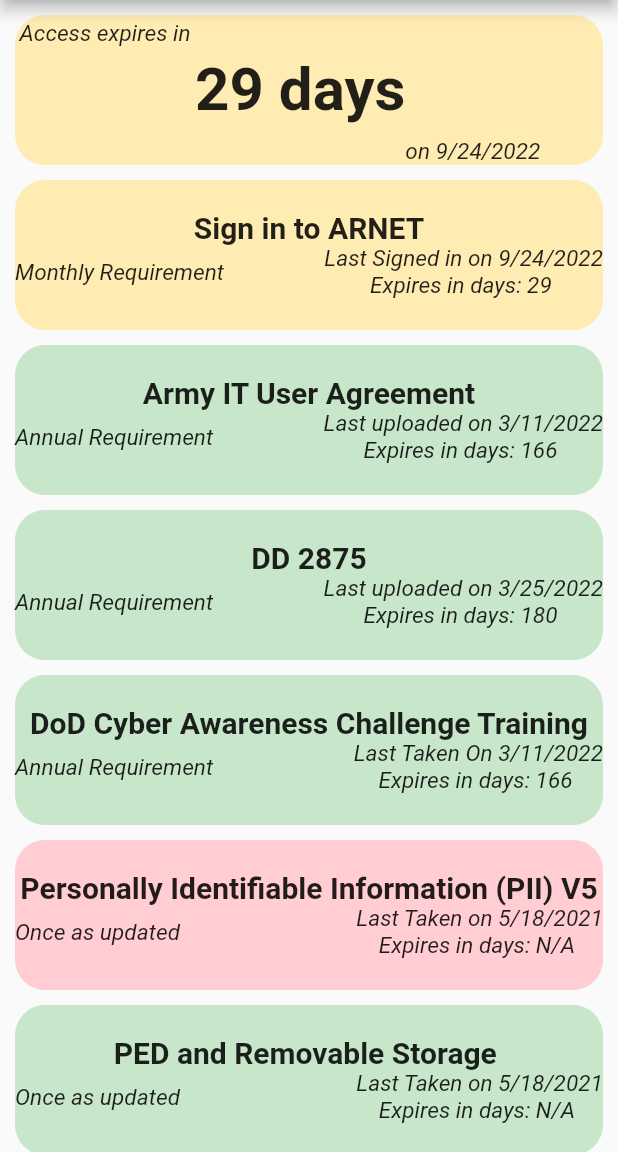
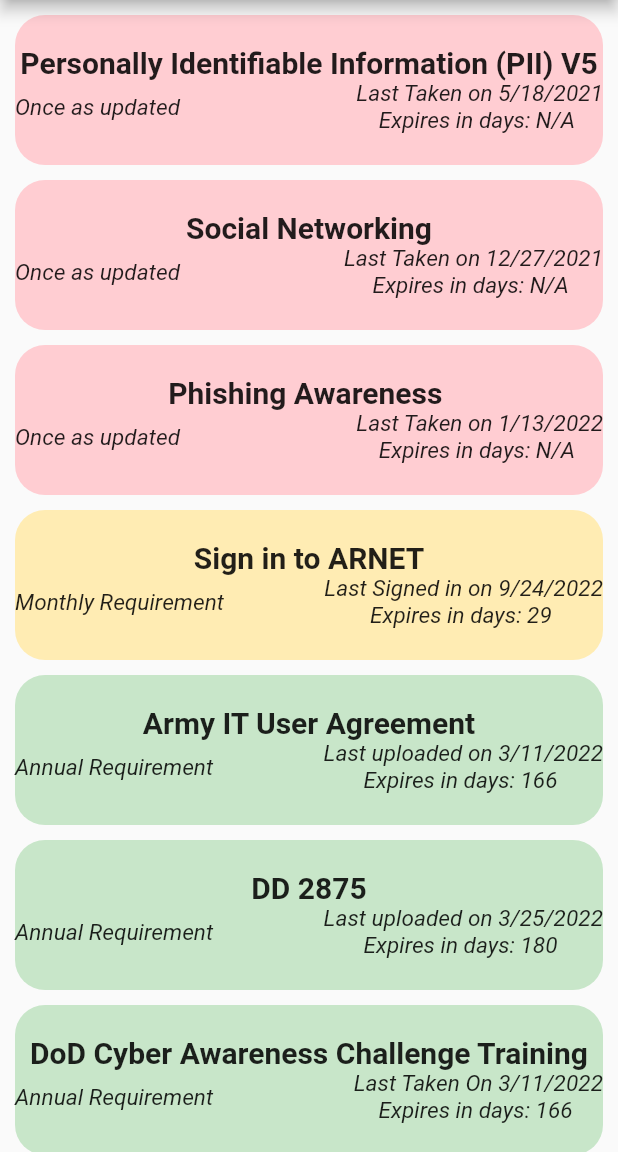
Before and after one commit to zumy-app/ARNET-Helper, a Flutter app: the screen it shows after launch, on a phone screen of 412 x 824 dp, the part 84-1236 px from its top. Run offline on Flutter 3.47's test engine with Material 2 defaults, Android fonts, the phone set to English and light mode, and no system bars.

Commit message:
Sorting the view

```diff
--- a/lib/main.dart
+++ b/lib/main.dart
@@ -211,24 +211,24 @@ Phishing and Social Engineering: Virtual Communication Awareness Training"""
         return (to.difference(today).inHours / 24).round();
       }
     }
-
-    findColor(num dueDays, src, target) {
+//From a scale of 0 to 10
+    calcSeverity(num dueDays, src, target) {
       //Eg: An annual requirement, anything above a month
       if (target['frequency'] > 35) {
-        if (dueDays < 0) return Colors.red[100];
-        if (dueDays < 31) return Colors.amber[100];
-        if (dueDays < 365) return Colors.green[100];
+        if (dueDays < 0) return 10;
+        if (dueDays < 31) return 5;
+        if (dueDays < 365) return 0;
       }
       //Eg: Monthly requirement
       if (target['frequency'] > 0) {
-        if (dueDays < 0) return Colors.red[100];
-        if (dueDays < 30) return Colors.amber[100];
-        return Colors.green[100];
+        if (dueDays < 0) return 10;
+        if (dueDays < 30) return 5;
+        return 0;
       }
       //Eg: No annual/monthly requirement. Only take the most recent version
       if (target['frequency'] < 0) {
-        if (src['completedVersion'] < target['version']) return Colors.red[100];
-        return Colors.green[100];
+        if (src['completedVersion'] < target['version']) return 10;
+        return 0;
       }
     }
 
@@ -261,13 +261,15 @@ Phishing and Social Engineering: Virtual Communication Awareness Training"""
             "frequencyText": target['frequencyText'],
             "footer": target['footer'],
             "dueIn": dueDays,
-            "color": findColor(dueDays, src, target),
+            "severity": calcSeverity(dueDays, src, target),
             "notes": target['notes']
           };
           results.add(result);
         }
       });
-      return results;
+
+       results.sort((a, b) => (b['severity']).compareTo(a['severity']));
+       return results;
     }
 
     final data = calc(items, rules);
@@ -281,13 +283,13 @@ Phishing and Social Engineering: Virtual Communication Awareness Training"""
         ),
         body: Column(
           children: <Widget>[
-            Padding(
+          /*  Padding(
               padding: EdgeInsets.fromLTRB(10, 10, 10, 0),
               child: Center(
                   child: Summary(
                       map:lowest
               )),
-            ),
+            ),*/
             Expanded(
               child: ListView.builder(
                 shrinkWrap: true,
@@ -406,7 +408,17 @@ class Requirement extends StatelessWidget {
         ],
       ),
       decoration: BoxDecoration(
-          color: map['color'], borderRadius: BorderRadius.circular(20)),
+          color: calcColor(map['severity']), borderRadius: BorderRadius.circular(20)),
     );
   }
+
+  calcColor(severity) {
+    if(severity<1)
+      return Colors.green[100];
+    if(severity<6)
+      return Colors.amber[100];
+    if(severity>6)
+      return Colors.red[100];
+
+  }
 }
```
